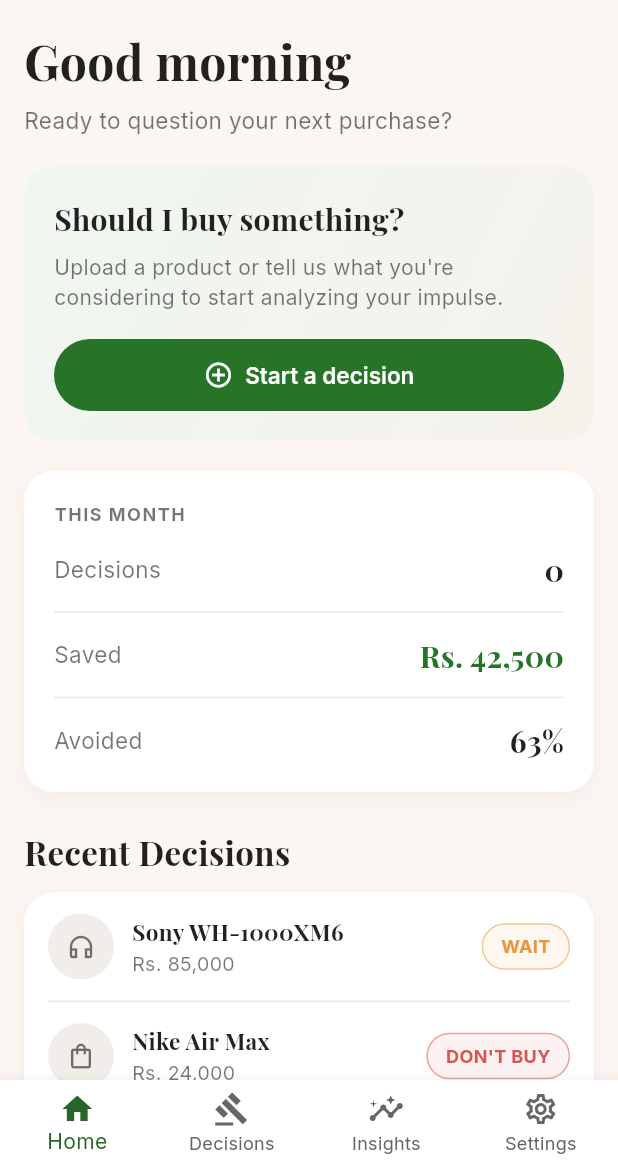
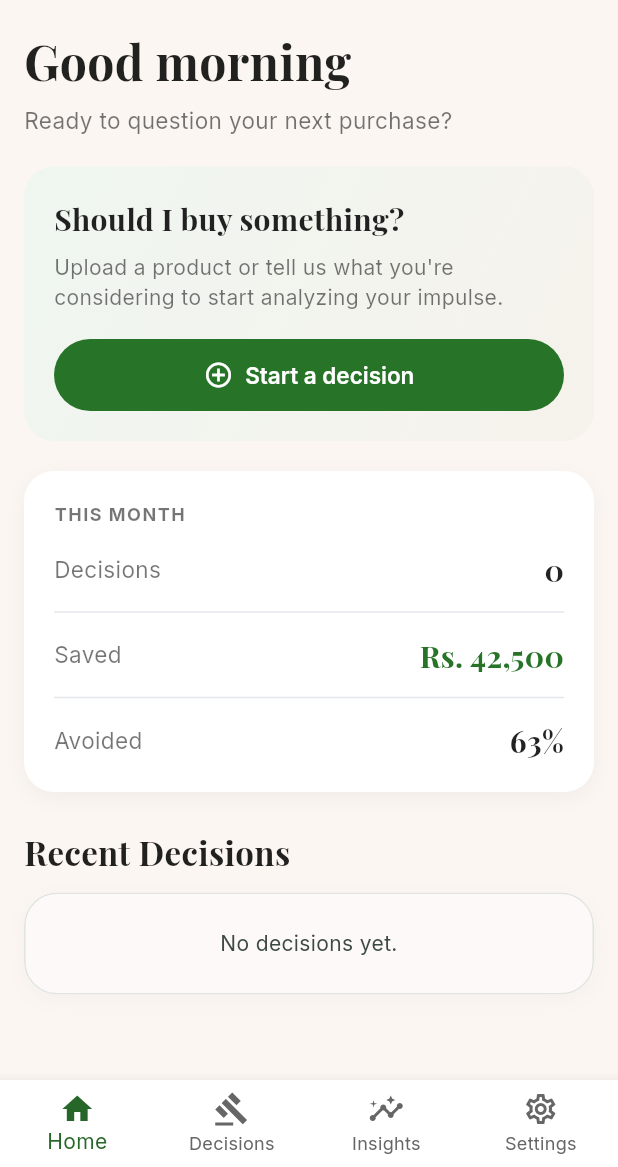
Before and after one commit to i-Abdulhaseeb/WorthItApp, a Flutter app: the screen it shows after launch, on a phone screen of 412 x 824 dp, the part 69-1236 px from its top. Run offline on Flutter 3.47's test engine with Material 3 defaults, Android fonts, the phone set to English and light mode, and no system bars; our stand-ins replace firebase_ai, firebase_core, get, google_fonts, hive, hive_flutter and 1 more; missing offline and left inert: firebase_app_check; accounts and stored records are empty.

Commit message:
Updated Recent Decision Card

```diff
--- a/lib/features/home/widgets/recent_decisions.dart
+++ b/lib/features/home/widgets/recent_decisions.dart
@@ -1,111 +1,238 @@
+import 'dart:typed_data';
+
 import 'package:flutter/material.dart';
-import 'package:google_fonts/google_fonts.dart';
+import 'package:get/get.dart';
+import 'package:image_picker/image_picker.dart';
 
-/// Recent purchasing decisions list widget (hardcoded)
+import 'package:worthitapp/data/models/saved_decision_model.dart';
+import 'package:worthitapp/features/home/controllers/home_controller.dart';
+
 class RecentDecisions extends StatelessWidget {
   const RecentDecisions({super.key});
 
   @override
   Widget build(BuildContext context) {
+    final controller = Get.find<HomeController>();
+    final theme = Theme.of(context);
+
+    return Obx(() {
+      final decisions = controller.savedLists.take(3).toList();
+
       return Container(
         width: double.infinity,
         decoration: BoxDecoration(
-        color: Colors.white,
-        borderRadius: BorderRadius.circular(20),
+          borderRadius: BorderRadius.circular(22),
           boxShadow: [
             BoxShadow(
-            color: Colors.black.withOpacity(0.04),
-            blurRadius: 10,
+              color: Colors.black.withValues(alpha: 0.025),
+              blurRadius: 12,
               offset: const Offset(0, 4),
             ),
           ],
         ),
-      child: Column(
+        child: Material(
+          color: theme.colorScheme.surface,
+          clipBehavior: Clip.antiAlias,
+          shape: RoundedRectangleBorder(
+            borderRadius: BorderRadius.circular(22),
+            side: BorderSide(
+              color: theme.colorScheme.outlineVariant.withValues(alpha: 0.45),
+            ),
+          ),
+          child: decisions.isEmpty
+              ? Padding(
+                  padding: const EdgeInsets.all(24),
+                  child: Text(
+                    'No decisions yet.',
+                    textAlign: TextAlign.center,
+                    style: theme.textTheme.bodyMedium,
+                  ),
+                )
+              : Column(
+                  mainAxisSize: MainAxisSize.min,
                   children: [
-          _buildItem(
-            icon: Icons.headphones_outlined,
-            title: "Sony WH-1000XM6",
-            price: "Rs. 85,000",
-            badgeText: "WAIT",
-            badgeColor: const Color(0xFFE8963C),
+                    for (int i = 0; i < decisions.length; i++) ...[
+                      _DecisionTile(decision: decisions[i]),
+                      if (i < decisions.length - 1)
+                        Divider(
+                          height: 1,
+                          thickness: 1,
+                          color: theme.colorScheme.outlineVariant.withValues(
+                            alpha: 0.45,
                           ),
-          const Divider(height: 1, indent: 16, endIndent: 16),
-          _buildItem(
-            icon: Icons.shopping_bag_outlined,
-            title: "Nike Air Max",
-            price: "Rs. 24,000",
-            badgeText: "DON'T BUY",
-            badgeColor: const Color(0xFFD9534F),
-          ),
-          const Divider(height: 1, indent: 16, endIndent: 16),
-          _buildItem(
-            icon: Icons.keyboard_outlined,
-            title: "Mechanical Keyboard",
-            price: "Rs. 18,500",
-            badgeText: "BUY",
-            badgeColor: const Color.fromARGB(255, 39, 116, 41),
                         ),
                     ],
+                  ],
+                ),
         ),
       );
+    });
+  }
 }
 
-  Widget _buildItem({
-    required IconData icon,
-    required String title,
-    required String price,
-    required String badgeText,
-    required Color badgeColor,
-  }) {
-    return Padding(
-      padding: const EdgeInsets.symmetric(horizontal: 16, vertical: 14),
+class _DecisionTile extends StatelessWidget {
+  const _DecisionTile({required this.decision});
+
+  final SavedDecisionModel decision;
+
+  @override
+  Widget build(BuildContext context) {
+    final theme = Theme.of(context);
+
+    return InkWell(
+      onTap: () {
+        // Add navigation later.
+      },
+      child: Padding(
+        padding: const EdgeInsets.symmetric(horizontal: 18, vertical: 20),
         child: Row(
           children: [
-          CircleAvatar(
-            radius: 22,
-            backgroundColor: const Color(0xFFF1EEEA),
-            child: Icon(icon, color: Colors.black54, size: 20),
-          ),
-          const SizedBox(width: 12),
+            _ProductImage(path: decision.imagePath),
+            const SizedBox(width: 18),
             Expanded(
               child: Column(
                 crossAxisAlignment: CrossAxisAlignment.start,
                 children: [
                   Text(
-                  title,
-                  style: GoogleFonts.playfairDisplay(
-                    fontSize: 15,
-                    fontWeight: FontWeight.bold,
-                    color: Colors.black87,
+                    decision.productName,
+                    maxLines: 1,
+                    overflow: TextOverflow.ellipsis,
+                    style: theme.textTheme.titleMedium?.copyWith(
+                      fontSize: 16,
+                      fontWeight: FontWeight.w700,
+                      color: theme.colorScheme.onSurface,
                     ),
                   ),
-                const SizedBox(height: 2),
+                  const SizedBox(height: 3),
                   Text(
-                  price,
-                  style: GoogleFonts.inter(fontSize: 13, color: Colors.black54),
+                    decision.productPrice,
+                    maxLines: 1,
+                    overflow: TextOverflow.ellipsis,
+                    style: theme.textTheme.bodyMedium?.copyWith(
+                      fontSize: 14,
+                      color: theme.colorScheme.onSurfaceVariant,
+                    ),
                   ),
                 ],
               ),
             ),
-          const SizedBox(width: 8),
-          Container(
-            padding: const EdgeInsets.symmetric(horizontal: 12, vertical: 6),
-            decoration: BoxDecoration(
-              border: Border.all(color: badgeColor.withOpacity(0.5)),
-              borderRadius: BorderRadius.circular(20),
-              color: badgeColor.withOpacity(0.08),
+            const SizedBox(width: 12),
+            _VerdictBadge(verdict: decision.verdict),
+          ],
         ),
-            child: Text(
-              badgeText,
-              style: GoogleFonts.inter(
-                fontSize: 12,
-                fontWeight: FontWeight.w700,
-                color: badgeColor,
-              ),
-            ),
-          ),
-        ],
       ),
     );
   }
 }
+
+class _ProductImage extends StatefulWidget {
+  const _ProductImage({required this.path});
+
+  final String? path;
+
+  @override
+  State<_ProductImage> createState() => _ProductImageState();
+}
+
+class _ProductImageState extends State<_ProductImage> {
+  Future<Uint8List>? _imageBytes;
+
+  @override
+  void initState() {
+    super.initState();
+    _loadImage();
+  }
+
+  @override
+  void didUpdateWidget(covariant _ProductImage oldWidget) {
+    super.didUpdateWidget(oldWidget);
+
+    if (oldWidget.path != widget.path) {
+      _loadImage();
+    }
+  }
+
+  void _loadImage() {
+    final path = widget.path;
+    _imageBytes = path == null || path.trim().isEmpty
+        ? null
+        : XFile(path).readAsBytes();
+  }
+
+  @override
+  Widget build(BuildContext context) {
+    final colors = Theme.of(context).colorScheme;
+
+    final placeholder = Center(
+      child: Icon(
+        Icons.shopping_bag_outlined,
+        size: 22,
+        color: colors.onSurfaceVariant,
+      ),
+    );
+
+    return ClipOval(
+      child: SizedBox(
+        width: 46,
+        height: 46,
+        child: ColoredBox(
+          color: colors.surfaceContainerHighest,
+          child: _imageBytes == null
+              ? placeholder
+              : FutureBuilder<Uint8List>(
+                  future: _imageBytes,
+                  builder: (context, snapshot) {
+                    if (snapshot.connectionState != ConnectionState.done ||
+                        !snapshot.hasData) {
+                      return placeholder;
+                    }
+
+                    return Image.memory(
+                      snapshot.data!,
+                      width: 46,
+                      height: 46,
+                      fit: BoxFit.cover,
+                      errorBuilder: (_, __, ___) => placeholder,
+                    );
+                  },
+                ),
+        ),
+      ),
+    );
+  }
+}
+
+class _VerdictBadge extends StatelessWidget {
+  const _VerdictBadge({required this.verdict});
+
+  final String verdict;
+
+  @override
+  Widget build(BuildContext context) {
+    final normalized = verdict.trim().toLowerCase().replaceAll(
+      RegExp(r"[\s_'’\-]+"),
+      '',
+    );
+
+    final (label, color) = switch (normalized) {
+      'buy' => ('BUY', const Color(0xFF009E78)),
+      'wait' => ('WAIT', const Color(0xFFFF8A24)),
+      'dontbuy' => ("DON'T BUY", const Color(0xFFDC1717)),
+      _ => ('UNKNOWN', Theme.of(context).colorScheme.onSurfaceVariant),
+    };
+
+    return Container(
+      padding: const EdgeInsets.symmetric(horizontal: 13, vertical: 5),
+      decoration: BoxDecoration(
+        color: color.withValues(alpha: 0.07),
+        borderRadius: BorderRadius.circular(30),
+        border: Border.all(color: color.withValues(alpha: 0.38), width: 0.8),
+      ),
+      child: Text(
+        label,
+        style: Theme.of(context).textTheme.labelMedium
+            ?.copyWith(fontSize: 12, fontWeight: FontWeight.w700, color: color),
+      ),
+    );
+  }
+}
```
Lines whose indentation alone changed are shown as unchanged.
